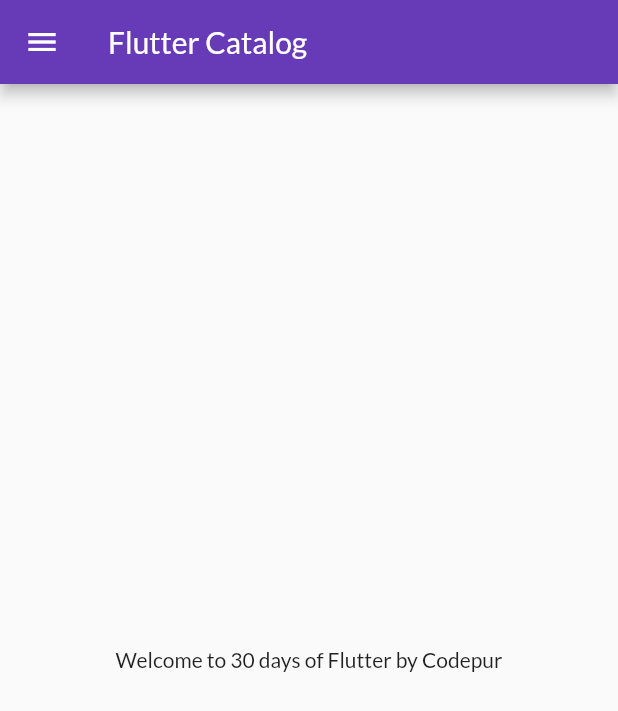
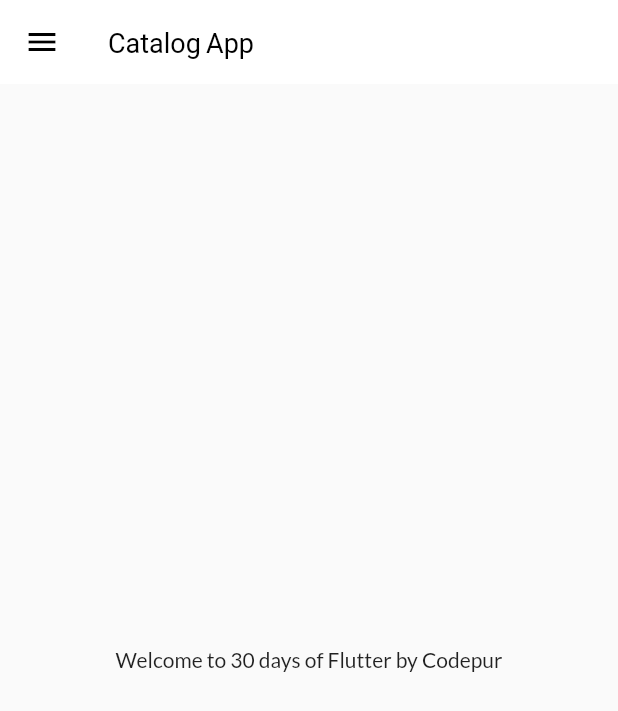
Before and after one commit to Abhisheksolanki19/FlutterCatalogApp, a Flutter app: the screen it shows after launch, on a phone screen of 412 x 824 dp. Shown: the top 711 px of the screen. Run offline on Flutter 3.47's test engine with Material 2 defaults, Android fonts, the phone set to English and light mode, and no system bars; our stand-ins replace google_fonts.

Commit message:
Theme Extracted

```diff
--- a/lib/Pages/home_page.dart
+++ b/lib/Pages/home_page.dart
@@ -2,18 +2,14 @@ import 'package:flutter/material.dart';
 import 'package:flutter_catalog/widgets/drawer.dart';
 
 class HomePage extends StatelessWidget {
-
-
   final int days = 30;
   final String name = "Codepur";
 
-
   @override
   Widget build(BuildContext context) {
-
     return Scaffold(
       appBar: AppBar(
-        title: Text("Flutter Catalog"),
+        title: Text("Catalog App"),
       ),
       body: Center(
         child: Container(
--- a/lib/main.dart
+++ b/lib/main.dart
@@ -1,6 +1,7 @@
 import 'package:flutter/material.dart';
 import 'package:flutter_catalog/Pages/home_page.dart';
 import 'package:flutter_catalog/utils/routes.dart';
+import 'package:flutter_catalog/widgets/theme.dart';
 import 'package:google_fonts/google_fonts.dart';
 
 import 'Pages/login_page.dart';
@@ -14,10 +15,9 @@ class MyApp extends StatelessWidget {
   Widget build(BuildContext context) {
     return MaterialApp(
       themeMode: ThemeMode.system,
-      theme: ThemeData(
-          primarySwatch: Colors.deepPurple,
-          fontFamily: GoogleFonts.lato().fontFamily),
-          debugShowCheckedModeBanner: false,
+      theme: MyTheme.lightTheme(),
+      darkTheme: MyTheme.darkTheme(),
+      debugShowCheckedModeBanner: false,
       initialRoute: MyRoutes.homeRoute,
       routes: {
         "/": (context) => LoginPage(),
--- /dev/null
+++ b/lib/widgets/theme.dart
@@ -0,0 +1,21 @@
+import 'package:flutter/material.dart';
+import 'package:google_fonts/google_fonts.dart';
+
+class MyTheme {
+  static ThemeData lightTheme() => ThemeData(
+        primarySwatch: Colors.deepPurple,
+        fontFamily: GoogleFonts.lato().fontFamily,
+        appBarTheme: const AppBarTheme(
+            color: Colors.white,
+            elevation: 0.0,
+            iconTheme: IconThemeData(color: Colors.black),
+            titleTextStyle: TextStyle(
+              color: Colors.black,
+              fontSize: 18,
+            )),
+      );
+
+  static ThemeData darkTheme() => ThemeData(
+        brightness: Brightness.dark
+      );
+}
```
